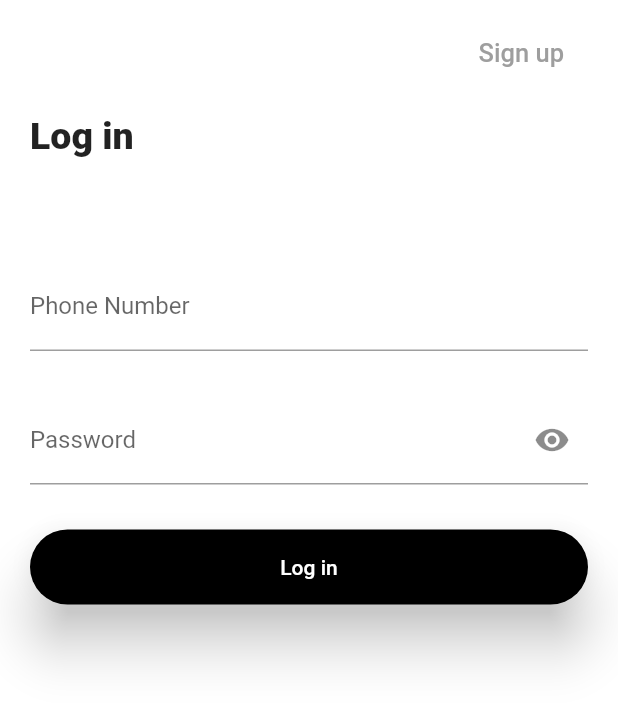
After one commit to XianWang521/healthybus, a Flutter app: the screen it shows after launch, after a tap on "Log in", on a phone screen of 412 x 824 dp. The commit adds this screen. Shown: the top 703 px of the screen. Run offline on Flutter 3.47's test engine with Material 2 defaults, Android fonts, the phone set to English and light mode, and no system bars; our stand-ins replace dio, fluttertoast, qr_flutter, shared_preferences.

Commit message:
implement auto login

```diff
--- /dev/null
+++ b/lib/login.dart
@@ -0,0 +1,212 @@
+import 'package:flutter/material.dart';
+import 'package:flutter/services.dart';
+import 'register.dart';
+import 'usermain.dart';
+import 'package:dio/dio.dart';
+import 'util/toast_util.dart';
+import 'util/server_util.dart';
+import 'package:shared_preferences/shared_preferences.dart';
+
+class Login extends StatefulWidget {
+  @override
+  State<StatefulWidget> createState() => _LoginState();
+}
+
+class _LoginState extends State<Login> {
+
+  //手机号的控制器
+  TextEditingController phoneController = TextEditingController();
+
+  //密码的控制器
+  TextEditingController passController = TextEditingController();
+
+  // 加载进度条
+  Container loadingDialog;
+
+  // 显示加载进度条
+  showLoadingDialog() {
+    setState(() {
+      loadingDialog = new Container(
+          constraints: BoxConstraints.expand(),
+          color: Color(0x00000000),
+          child: new Center(
+            child: new CircularProgressIndicator(),
+          ));
+    });
+  }
+
+
+  // 隐藏加载进度条
+  hideLoadingDialog() {
+    setState(() {
+      loadingDialog = new Container();
+    });
+  }
+
+
+
+
+  void login() async {
+    if (phoneController.text.length != 11) {
+      ToastUtil.toast(context, "请输入11位手机号码");
+    } else if (passController.text.length == 0) {
+      ToastUtil.toast(context, "密码不能为空");
+    } else {
+      showLoadingDialog();
+      Dio dio = new Dio();
+      dio.options.baseUrl = Server.base;
+      try {
+        print(phoneController.text);
+        print(passController.text);
+        Response response = await dio.post("/passenger_login", data: {"phone":phoneController.text, "password":passController.text});
+        print(response.data.toString());
+        if (response.data["status"] == "ok") {
+          String msg = response.data["msg"];
+          print(msg);
+          if (msg == "login success") {
+            SharedPreferences prefs = await SharedPreferences.getInstance();
+            prefs.setString("phone", phoneController.text);
+            prefs.setString("password", passController.text);
+            Navigator.of(context).pushAndRemoveUntil(
+                new MaterialPageRoute(builder: (context) => new UserMain(username: phoneController.text)
+                ), (route) => route == null);
+          }else{
+            ToastUtil.toast(context, "登录失败");
+          }
+        } else {
+          ToastUtil.toast(context, "账号或密码错误");
+        }
+      } catch (e) {
+        // The request was made and the server responded with a status code
+        // that falls out of the range of 2xx and is also not 304.
+        ToastUtil.toast(context, "网络连接错误");
+      } finally {
+        hideLoadingDialog();
+      }
+//      phoneController.clear();
+//      passController.clear();
+    }
+  }
+
+  @override
+  void initState() {
+    super.initState();
+    hideLoadingDialog();
+  }
+
+  bool eye = true;
+
+  void _toggle() {
+    setState(() {
+      eye = !eye;
+    });
+  }
+
+
+  @override
+  Widget build(BuildContext context) {
+    SystemChrome.setSystemUIOverlayStyle(SystemUiOverlayStyle(
+        statusBarBrightness: Brightness.dark,
+        statusBarIconBrightness: Brightness.dark,
+        statusBarColor: Colors.transparent));
+    return Scaffold(
+      backgroundColor: Colors.white,
+      resizeToAvoidBottomPadding: true,
+      appBar: new AppBar(
+        backgroundColor: Colors.transparent,
+        elevation: 0.0,
+        actions: <Widget>[
+          new Padding(
+            padding: const EdgeInsets.fromLTRB(0, 15, 20, 0),
+            child: new FlatButton(
+              child: new Text(
+                "Sign up",
+                style: new TextStyle(color: Colors.grey, fontSize: 17),
+              ),
+              onPressed: (){
+                Navigator.push(
+                  context,
+                  MaterialPageRoute(builder: (context) => Register()),
+                );
+              },
+              highlightColor: Colors.black,
+              shape: StadiumBorder(),
+            ),
+          ),
+        ],
+      ),
+      body: new Stack(
+        children: [
+          loadingDialog,
+          new SingleChildScrollView(
+            child: new Container(
+              padding: const EdgeInsets.fromLTRB(20, 20, 20, 0),
+              child: new Column(
+                crossAxisAlignment: CrossAxisAlignment.stretch,
+                children: <Widget>[
+                  new Text(
+                    "Log in",
+                    style: new TextStyle(fontSize: 25, fontWeight: FontWeight.w800),
+                  ),
+                  new SizedBox(
+                    height: 70,
+                  ),
+                  new TextField(
+                    controller: phoneController,
+                    inputFormatters: [
+                      WhitelistingTextInputFormatter.digitsOnly,//只能输入数字
+                      LengthLimitingTextInputFormatter(11)//11位
+                    ],
+                    keyboardType: TextInputType.number,
+                    autocorrect: false,
+                    decoration: new InputDecoration(
+                      labelText: "Phone Number",
+                    ),
+                  ),
+                  new SizedBox(
+                    height: 30,
+                  ),
+                  new TextField(
+                    controller: passController,
+                    keyboardType: TextInputType.text,
+                    autocorrect: false,
+                    decoration: new InputDecoration(
+                      labelText: "Password",
+                      suffixIcon: new GestureDetector(
+                        child: new Icon(
+                          Icons.remove_red_eye,
+                        ),
+                        onTap: _toggle,
+                      ),
+                    ),
+                    obscureText: eye,
+                  ),
+                  new SizedBox(
+                    height: 30,
+                  ),
+                  new SizedBox(
+                    height: 50,
+                    child: new RaisedButton(
+                      child: new Text("Log in",
+                          style: new TextStyle(color: Colors.white)),
+                      color: Colors.black,
+                      elevation: 15.0,
+                      shape: StadiumBorder(),
+                      splashColor: Colors.white54,
+                      onPressed: () {
+                        login();
+                      },
+                    ),
+                  ),
+                  new SizedBox(
+                    height: 30,
+                  ),
+                ],
+              ),
+            ),
+          ),
+        ],
+      )
+    );
+  }
+}
--- a/lib/main.dart
+++ b/lib/main.dart
@@ -1,10 +1,10 @@
 import 'package:flutter/material.dart';
-import 'package:flutter/services.dart';
-import 'register.dart';
 import 'usermain.dart';
+import 'package:shared_preferences/shared_preferences.dart';
 import 'package:dio/dio.dart';
 import 'util/toast_util.dart';
 import 'util/server_util.dart';
+import 'login.dart';
 
 void main(List<String> args) {
   runApp(MyApp());
@@ -31,190 +31,70 @@ class HomeScreen extends StatefulWidget {
 
 class _HomeScreenState extends State<HomeScreen> {
 
-  //手机号的控制器
-  TextEditingController phoneController = TextEditingController();
+  var phone;
+  var autoLogin = 0;
 
-  //密码的控制器
-  TextEditingController passController = TextEditingController();
-
-  // 加载进度条
-  Container loadingDialog;
-
-  // 显示加载进度条
-  showLoadingDialog() {
+  //判断自动登录
+  Future _validLogin() async{
+    Auto_login().then((value){
+      if(value!=null){
         setState(() {
-      loadingDialog = new Container(
-          constraints: BoxConstraints.expand(),
-          color: Color(0x80000000),
-          child: new Center(
-            child: new CircularProgressIndicator(),
-          ));
+          autoLogin = 1;
+          phone = value;
+        });
+      }else{
+        setState(() {
+          autoLogin = 2;
+        });
+      }
     });
   }
 
-  // 隐藏加载进度条
-  hideLoadingDialog() {
-    setState(() {
-      loadingDialog = new Container();
-    });
-  }
-
-  void login() async {
-    if (phoneController.text.length != 11) {
-      ToastUtil.toast(context, "请输入11位手机号码");
-    } else if (passController.text.length == 0) {
-      ToastUtil.toast(context, "密码不能为空");
-    } else {
-      showLoadingDialog();
+  //异步自动登录
+  Future<dynamic> Auto_login() async{
+    SharedPreferences prefs = await SharedPreferences.getInstance();
+    if (prefs.containsKey("phone")&&prefs.containsKey("password")){
+      String ph = prefs.getString("phone");
+      String pwd = prefs.getString("password");
+      if(ph!=null && pwd!=null){
         Dio dio = new Dio();
         dio.options.baseUrl = Server.base;
         try {
-        print(phoneController.text);
-        print(passController.text);
-        Response response = await dio.post("/passenger_login", data: {"phone":phoneController.text, "password":passController.text});
-        print(response.data.toString());
-        if (response.data["status"] == "ok") {
-          String msg = response.data["msg"];
-          print(msg);
-          if (msg == "login success") {
-            //SharedPreferences sp = await SharedPreferences.getInstance();
-            //sp.setString("token", token);
-            Navigator.of(context).pushAndRemoveUntil(
-                new MaterialPageRoute(builder: (context) => new UserMain(username: phoneController.text)
-                ), (route) => route == null);
-          }else{
-            ToastUtil.toast(context, "登录失败");
-          }
-        } else {
-          ToastUtil.toast(context, "账号或密码错误");
+          Response response = await dio.post("/passenger_login", data: {"phone":ph, "password":pwd});
+          print(response.data["msg"]);
+          if (response.data["msg"] == "login success"){
+            return ph;
           }
         } catch (e) {
           // The request was made and the server responded with a status code
           // that falls out of the range of 2xx and is also not 304.
           ToastUtil.toast(context, "网络连接错误");
-      } finally {
-        hideLoadingDialog();
-      }
-//      phoneController.clear();
-//      passController.clear();
+          return null;
         }
       }
+    }
+    prefs.clear();
+    return null;
+  }
+
+
 
   @override
   void initState() {
     super.initState();
-    hideLoadingDialog();
+    _validLogin();
   }
-
-  bool eye = true;
-
-  void _toggle() {
-    setState(() {
-      eye = !eye;
-    });
-  }
-
 
   @override
   Widget build(BuildContext context) {
-    SystemChrome.setSystemUIOverlayStyle(SystemUiOverlayStyle(
-        statusBarBrightness: Brightness.dark,
-        statusBarIconBrightness: Brightness.dark,
-        statusBarColor: Colors.transparent));
-    return Scaffold(
+    if (autoLogin==1){
+      return UserMain(username: phone);//自动登录到用户界面
+    }else if(autoLogin==2){//跳转登录界面
+      return Login();
+    }
+    return Scaffold(//等待界面
       backgroundColor: Colors.white,
-      resizeToAvoidBottomPadding: true,
-      appBar: new AppBar(
-        backgroundColor: Colors.transparent,
-        elevation: 0.0,
-        actions: <Widget>[
-          new Padding(
-            padding: const EdgeInsets.fromLTRB(0, 15, 20, 0),
-            child: new FlatButton(
-              child: new Text(
-                "Sign up",
-                style: new TextStyle(color: Colors.grey, fontSize: 17),
-              ),
-              onPressed: (){
-                Navigator.push(
-                  context,
-                  MaterialPageRoute(builder: (context) => Register()),
-                );
-              },
-              highlightColor: Colors.black,
-              shape: StadiumBorder(),
-            ),
-          ),
-        ],
-      ),
-      body: new SingleChildScrollView(
-        child: new Container(
-          padding: const EdgeInsets.fromLTRB(20, 20, 20, 0),
-          child: new Column(
-            crossAxisAlignment: CrossAxisAlignment.stretch,
-            children: <Widget>[
-              new Text(
-                "Log in",
-                style: new TextStyle(fontSize: 25, fontWeight: FontWeight.w800),
-              ),
-              new SizedBox(
-                height: 70,
-              ),
-              new TextField(
-                controller: phoneController,
-                inputFormatters: [
-                  WhitelistingTextInputFormatter.digitsOnly,//只能输入数字
-                  LengthLimitingTextInputFormatter(11)//11位
-                ],
-                keyboardType: TextInputType.number,
-                autocorrect: false,
-                decoration: new InputDecoration(
-                  labelText: "Phone Number",
-                ),
-              ),
-              new SizedBox(
-                height: 30,
-              ),
-              new TextField(
-                controller: passController,
-                keyboardType: TextInputType.text,
-                autocorrect: false,
-                decoration: new InputDecoration(
-                  labelText: "Password",
-                  suffixIcon: new GestureDetector(
-                    child: new Icon(
-                      Icons.remove_red_eye,
-                    ),
-                    onTap: _toggle,
-                  ),
-                ),
-                obscureText: eye,
-              ),
-              new SizedBox(
-                height: 30,
-              ),
-              new SizedBox(
-                height: 50,
-                child: new RaisedButton(
-                  child: new Text("Log in",
-                      style: new TextStyle(color: Colors.white)),
-                  color: Colors.black,
-                  elevation: 15.0,
-                  shape: StadiumBorder(),
-                  splashColor: Colors.white54,
-                  onPressed: () {
-                    login();
-                  },
-                ),
-              ),
-              new SizedBox(
-                height: 30,
-              ),
-            ],
-          ),
-        ),
-      ),
-    );
+      resizeToAvoidBottomPadding: true,);
   }
 
 }
--- a/lib/user.dart
+++ b/lib/user.dart
@@ -1,5 +1,6 @@
 import 'package:flutter/material.dart';
 import 'main.dart';
+import 'logout.dart';
 
 class UserScreen extends StatelessWidget{
   final String username;
@@ -24,9 +25,7 @@ class UserScreen extends StatelessWidget{
                 style: new TextStyle(color: Colors.grey, fontSize: 17),
               ),
               onPressed: (){
-                Navigator.of(context).pushAndRemoveUntil(
-                    new MaterialPageRoute(builder: (context) => new HomeScreen()
-                    ), (route) => route == null);
+                Logout.logout(context);
               },
               highlightColor: Colors.black,
               shape: StadiumBorder(),
--- a/lib/util/toast_util.dart
+++ b/lib/util/toast_util.dart
@@ -8,15 +8,15 @@ class ToastUtil{
       padding: const EdgeInsets.symmetric(horizontal: 24.0, vertical: 12.0),
       decoration: BoxDecoration(
         borderRadius: BorderRadius.circular(25.0),
-        color: Colors.lightBlueAccent,
+        color: Colors.black12,
       ),
       child: Row(
         mainAxisSize: MainAxisSize.min,
         children: [
-          Icon(Icons.check),
-          SizedBox(
-            width: 12.0,
-          ),
+          //Icon(Icons.check),
+          //SizedBox(
+            //width: 12.0,
+          //),
           Text(msg),
         ],
       ),
@@ -25,7 +25,7 @@ class ToastUtil{
     flutterToast.showToast(
       child: toast,
       gravity: ToastGravity.TOP,
-      toastDuration: Duration(seconds: 2),
+      toastDuration: Duration(seconds: 1),
     );
   }
 }
--- a/pubspec.yaml
+++ b/pubspec.yaml
@@ -30,6 +30,7 @@ dev_dependencies:
     sdk: flutter
   dio: ^3.0.9
   fluttertoast: ^6.0.0
+  shared_preferences: ^0.5.8
 
 
 # For information on the generic Dart part of this file, see the
```
Also changed, not shown: lib/logout.dart (added, +13 -0 lines). Lines whose indentation alone changed are shown as unchanged.
